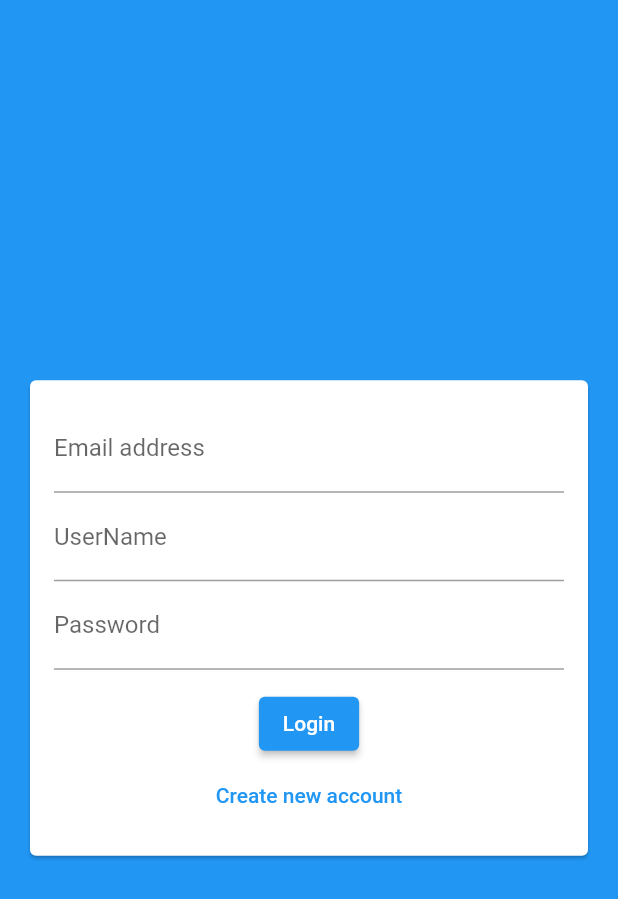
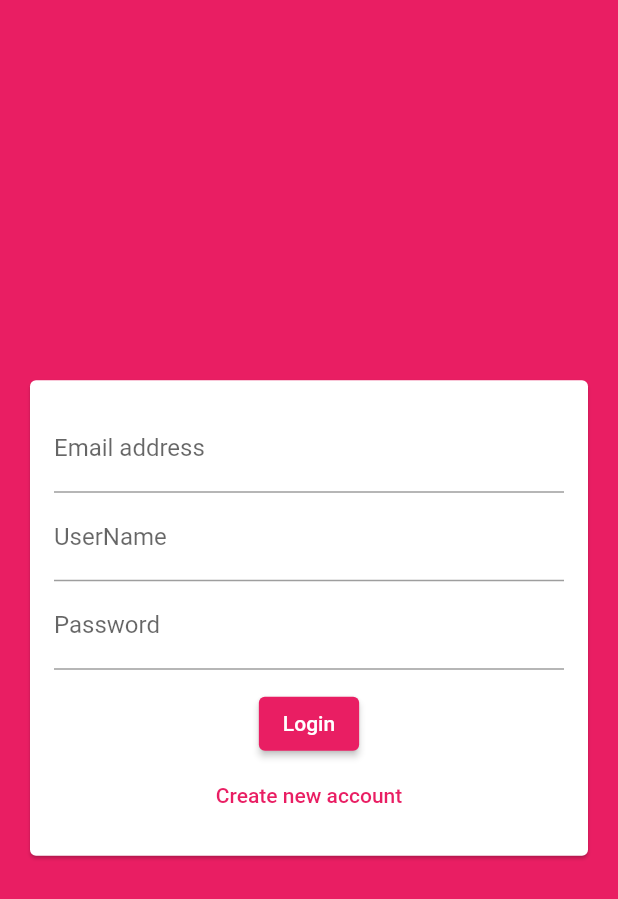
Before and after one commit to sinjikoro/chat-app, a Flutter app: the screen it shows after launch, on a phone screen of 412 x 824 dp. Shown: the top 899 px of the screen. Run offline on Flutter 3.47's test engine with Material 2 defaults, Android fonts, the phone set to English and light mode, and no system bars; our stand-ins replace cloud_firestore, firebase_core; accounts and stored records are empty.

```diff
--- a/lib/main.dart
+++ b/lib/main.dart
@@ -1,5 +1,5 @@
 import 'package:chat_app/screens/auth_screen.dart';
-import 'package:chat_app/screens/chat_screen.dart';
+// import 'package:chat_app/screens/chat_screen.dart';
 import 'package:firebase_core/firebase_core.dart';
 import 'package:flutter/material.dart';
 
@@ -18,7 +18,15 @@ class MyApp extends StatelessWidget {
     return MaterialApp(
       title: 'Flutter Chat',
       theme: ThemeData(
-        primarySwatch: Colors.blue,
+        primarySwatch: Colors.pink,
+        backgroundColor: Colors.pink,
+        buttonTheme: ButtonTheme.of(context).copyWith(
+          buttonColor: Colors.pink,
+          textTheme: ButtonTextTheme.primary,
+          shape: RoundedRectangleBorder(
+            borderRadius: BorderRadius.circular(20),
+          ),
+        ),
       ),
       home: const AuthScreen(),
     );
```
